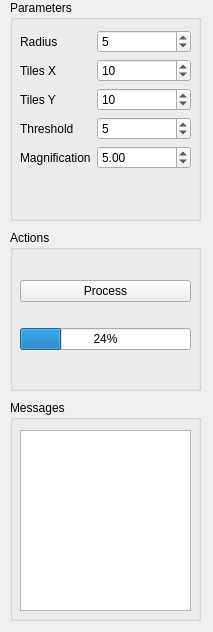
This is src/gui/highdensity.ui in ocuadrosl/HistopathologicalCharacterization as Qt 5 draws it before an edit. The edited form follows.
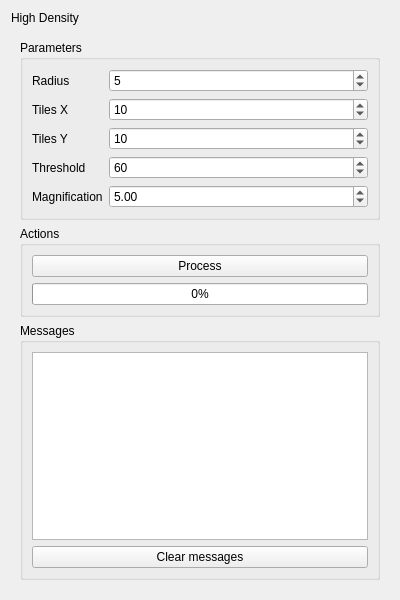
This is the edited form.

```diff
--- a/src/gui/highdensity.ui
+++ b/src/gui/highdensity.ui
@@ -6,57 +6,39 @@
    <rect>
     <x>0</x>
     <y>0</y>
-    <width>213</width>
-    <height>632</height>
+    <width>400</width>
+    <height>600</height>
    </rect>
   </property>
   <property name="windowTitle">
    <string>Form</string>
   </property>
-  <widget class="QGroupBox" name="groupBox">
-   <property name="geometry">
-    <rect>
-     <x>10</x>
-     <y>400</y>
-     <width>191</width>
-     <height>221</height>
-    </rect>
-   </property>
-   <property name="title">
-    <string>Messages</string>
-   </property>
-   <widget class="QTextBrowser" name="textBrowser">
+  <layout class="QGridLayout" name="gridLayout_2">
+   <item row="1" column="0">
+    <widget class="QScrollArea" name="scrollArea">
+     <property name="frameShape">
+      <enum>QFrame::NoFrame</enum>
+     </property>
+     <property name="widgetResizable">
+      <bool>true</bool>
+     </property>
+     <widget class="QWidget" name="scrollAreaWidgetContents">
     <property name="geometry">
      <rect>
-      <x>10</x>
-      <y>30</y>
-      <width>171</width>
-      <height>181</height>
-     </rect>
-    </property>
-   </widget>
-  </widget>
-  <widget class="QGroupBox" name="groupBox_2">
-   <property name="geometry">
-    <rect>
-     <x>10</x>
+        <x>0</x>
      <y>0</y>
-     <width>191</width>
-     <height>221</height>
-    </rect>
-   </property>
+        <width>382</width>
+        <height>559</height>
+       </rect>
+      </property>
+      <layout class="QGridLayout" name="gridLayout_3">
+       <item row="0" column="0">
+        <widget class="QGroupBox" name="groupBox_2">
    <property name="title">
     <string>Parameters</string>
    </property>
-   <widget class="QWidget" name="formLayoutWidget">
-    <property name="geometry">
-     <rect>
-      <x>10</x>
-      <y>30</y>
-      <width>171</width>
-      <height>181</height>
-     </rect>
-    </property>
+         <layout class="QGridLayout" name="gridLayout_6">
+          <item row="0" column="0">
     <layout class="QFormLayout" name="formLayout">
      <item row="0" column="0">
       <widget class="QLabel" name="label_4">
@@ -131,7 +113,7 @@
         <number>100</number>
        </property>
        <property name="value">
-        <number>5</number>
+               <number>60</number>
        </property>
       </widget>
      </item>
@@ -156,32 +138,23 @@
       </widget>
      </item>
     </layout>
-   </widget>
-  </widget>
+          </item>
+         </layout>
+        </widget>
+       </item>
+       <item row="1" column="0">
   <widget class="QGroupBox" name="groupBox_3">
-   <property name="geometry">
-    <rect>
-     <x>10</x>
-     <y>230</y>
-     <width>191</width>
-     <height>161</height>
-    </rect>
-   </property>
    <property name="title">
     <string>Actions</string>
    </property>
-   <widget class="QWidget" name="verticalLayoutWidget">
-    <property name="geometry">
-     <rect>
-      <x>10</x>
-      <y>30</y>
-      <width>171</width>
-      <height>111</height>
-     </rect>
-    </property>
+         <layout class="QGridLayout" name="gridLayout_5">
+          <item row="0" column="0">
     <layout class="QVBoxLayout" name="verticalLayout">
      <item>
       <widget class="QPushButton" name="processPushButton">
+              <property name="enabled">
+               <bool>true</bool>
+              </property>
        <property name="text">
         <string>Process</string>
        </property>
@@ -190,13 +163,53 @@
      <item>
       <widget class="QProgressBar" name="progressBar">
        <property name="value">
-        <number>24</number>
+               <number>0</number>
        </property>
       </widget>
      </item>
     </layout>
-   </widget>
-  </widget>
+          </item>
+         </layout>
+        </widget>
+       </item>
+       <item row="2" column="0">
+        <widget class="QGroupBox" name="groupBox">
+         <property name="title">
+          <string>Messages</string>
+         </property>
+         <layout class="QGridLayout" name="gridLayout_4">
+          <item row="0" column="0">
+           <widget class="QPlainTextEdit" name="messagesPlainTextEdit">
+            <property name="readOnly">
+             <bool>true</bool>
+            </property>
+            <property name="overwriteMode">
+             <bool>true</bool>
+            </property>
+           </widget>
+          </item>
+          <item row="1" column="0">
+           <widget class="QPushButton" name="clearTextPushButton">
+            <property name="text">
+             <string>Clear messages</string>
+            </property>
+           </widget>
+          </item>
+         </layout>
+        </widget>
+       </item>
+      </layout>
+     </widget>
+    </widget>
+   </item>
+   <item row="0" column="0">
+    <widget class="QLabel" name="label_2">
+     <property name="text">
+      <string>High Density</string>
+     </property>
+    </widget>
+   </item>
+  </layout>
  </widget>
  <resources/>
  <connections/>
```
Lines whose indentation alone changed are shown as unchanged.
